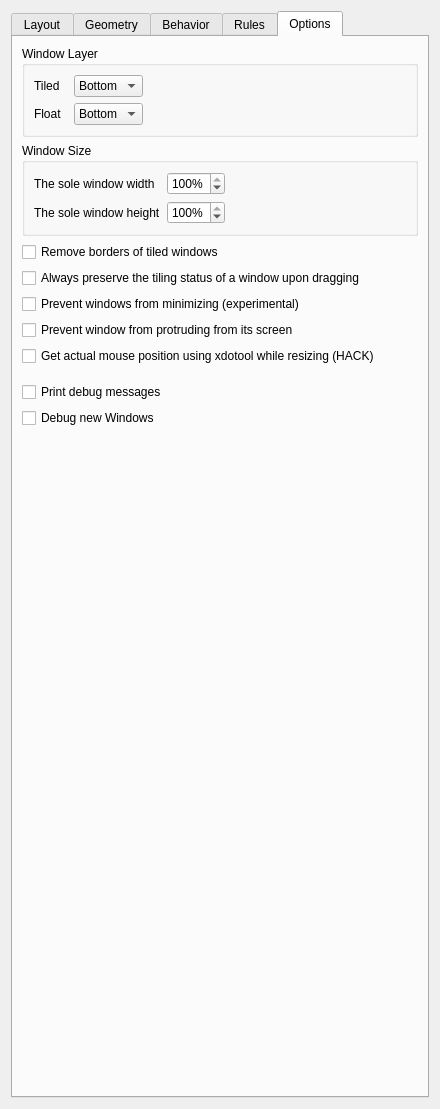
Before: the Qt Designer form res/config.ui in uberkael/krohnkite, drawn with Qt 5.
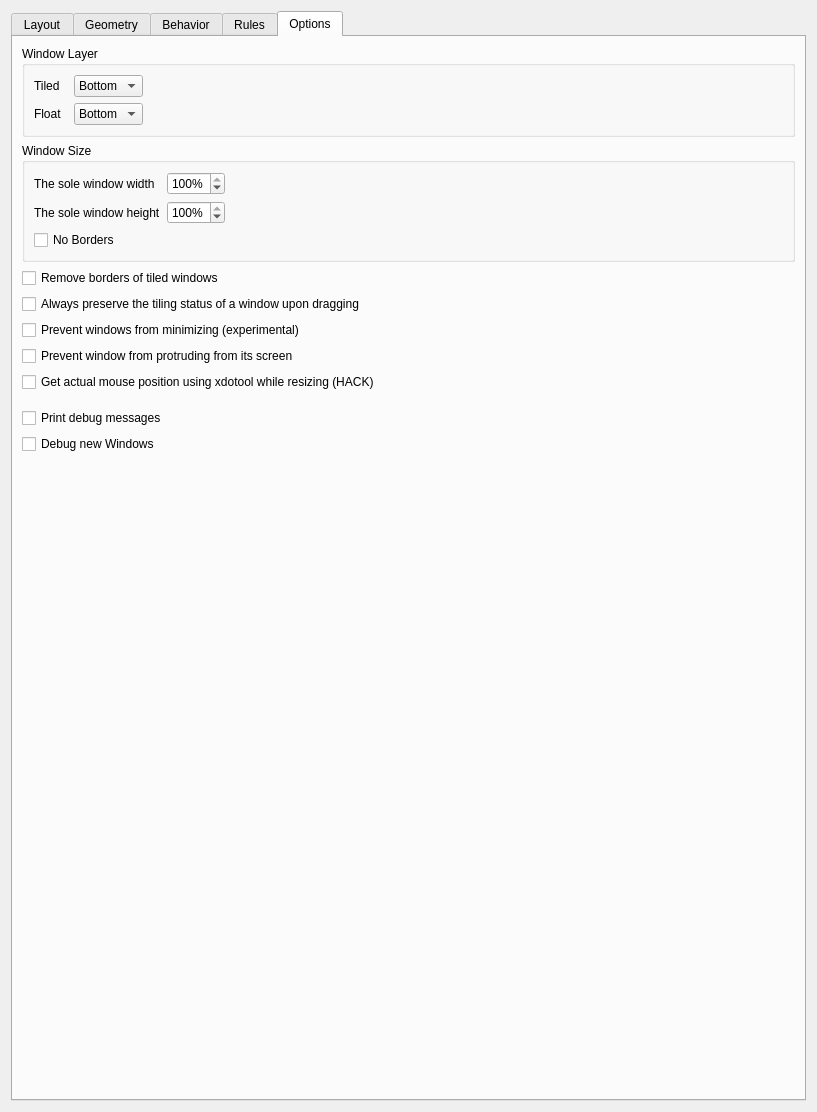
After: the same form once the commit is applied. The open tabs and pages were chosen to show the change.

Commit message: Return no borders possibility for a sole window #117

```diff
--- a/res/config.ui
+++ b/res/config.ui
@@ -6,8 +6,8 @@
    <rect>
     <x>0</x>
     <y>0</y>
-    <width>440</width>
-    <height>1109</height>
+    <width>817</width>
+    <height>1112</height>
    </rect>
   </property>
   <property name="minimumSize">
@@ -1217,6 +1217,13 @@
             </property>
            </widget>
           </item>
+          <item row="2" column="0">
+           <widget class="QCheckBox" name="kcfg_soleWindowNoBorders">
+            <property name="text">
+             <string>No Borders</string>
+            </property>
+           </widget>
+          </item>
          </layout>
          <zorder>kcfg_soleWindowWidth</zorder>
          <zorder>label_15</zorder>
```
Left out of the diff: 15 changed lines with no effect on the pictures. The commit also changes 5 other files.
